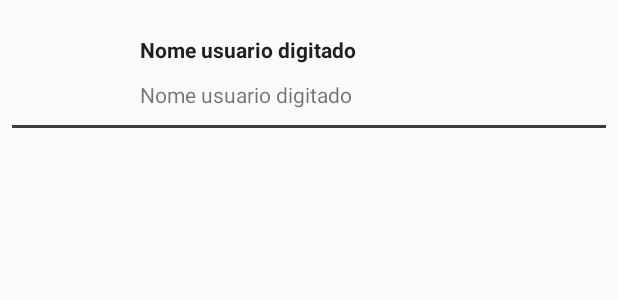
After one commit to ravelinejunior/PetgramApp, an Android app: the layout adapter_comentarios.xml on its own in the app's theme, with its tools: preview values and no code run, on a phone screen of 412 x 824 dp. The commit adds this screen. Shown: the top 300 px of the screen. Run offline under Robolectric (Android 15) with nearby library versions, the phone set to English and light mode, and no system bars.

Commit message:
Tela de comentarios incrementadas.

```diff
--- /dev/null
+++ b/app/src/main/res/layout/adapter_comentarios.xml
@@ -0,0 +1,55 @@
+<?xml version="1.0" encoding="utf-8"?>
+<RelativeLayout xmlns:android="http://schemas.android.com/apk/res/android"
+    android:layout_width="match_parent"
+    android:layout_height="wrap_content"
+    android:padding="8dp"
+    >
+
+        <de.hdodenhof.circleimageview.CircleImageView
+            android:id="@+id/imagem_fotoUsuarioComentou_AdapterComentario"
+            android:layout_width="60dp"
+            android:layout_height="60dp"
+            android:layout_margin="10dp"
+            android:elevation="5dp"
+            />
+    <LinearLayout
+        android:id="@+id/layoutLinear_principal_Comentarios"
+        android:layout_width="match_parent"
+        android:layout_height="wrap_content"
+        android:gravity="center_vertical"
+        android:layout_toEndOf="@id/imagem_fotoUsuarioComentou_AdapterComentario"
+        android:layout_alignTop="@id/imagem_fotoUsuarioComentou_AdapterComentario"
+        android:orientation="vertical">
+
+      <TextView
+          android:id="@+id/nomeUsuarioComentou_AdapterComentario"
+          android:layout_width="match_parent"
+          android:layout_height="wrap_content"
+          android:textStyle="bold"
+          android:text="@string/nome_usuario_digitado"
+          android:textColor="#1D1F20"
+          android:padding="5dp"
+          />
+
+        <TextView
+            android:id="@+id/texto_comentarioFeito_AdapterComentario"
+            android:layout_width="match_parent"
+            android:layout_height="wrap_content"
+            android:text="@string/nome_usuario_digitado"
+            android:padding="5dp"
+            />
+
+    </LinearLayout>
+
+    <View
+        android:id="@+id/divider_AdapterComentario"
+        android:layout_width="match_parent"
+        android:layout_height="2dp"
+        android:background="#3A3D3E"
+        android:layout_marginTop="5dp"
+        android:layout_marginBottom="5dp"
+        android:layout_below="@id/layoutLinear_principal_Comentarios"
+        />
+
+
+</RelativeLayout>
--- a/app/src/main/res/values/strings.xml
+++ b/app/src/main/res/values/strings.xml
@@ -40,6 +40,7 @@
     <string name="_1_like">1 like</string>
     <string name="digite_um_comentario">Digite um comentario</string>
     <string name="postar">Postar</string>
+    <string name="nome_usuario_digitado">Nome usuario digitado</string>
 
 
 </resources>
```
Also changed, not shown: app/src/main/java/br/com/petgramapp/activities/ComentariosActivity.java (+46 -0 lines), app/src/main/java/br/com/petgramapp/activities/StartActivity.java (+19 -8 lines), app/src/main/java/br/com/petgramapp/adapter/AdapterComentarios.java (added, +118 -0 lines), app/src/main/java/br/com/petgramapp/model/Comentarios.java (added, +44 -0 lines).
